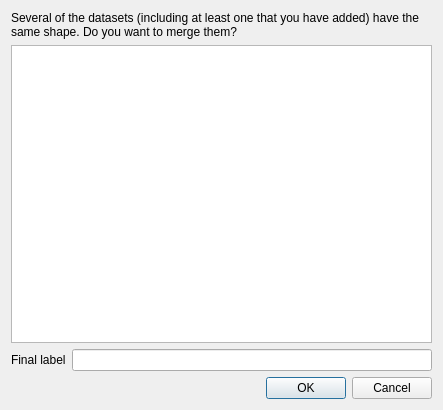
This is glue/app/qt/merge.ui in glue-viz/glue as Qt 5 draws it before an edit. The edited form follows.
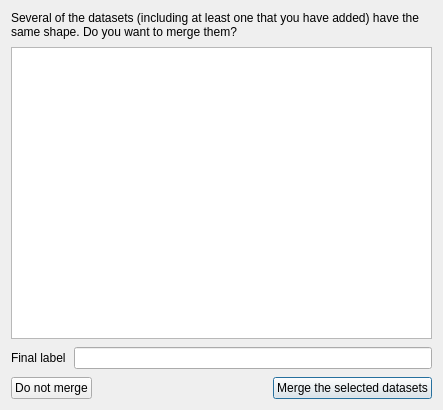
This is the edited form.

Commit message: Clarify buttons in merge UI

Patch:
```diff
--- a/glue/app/qt/merge.ui
+++ b/glue/app/qt/merge.ui
@@ -17,6 +17,9 @@
    <bool>true</bool>
   </property>
   <layout class="QVBoxLayout" name="verticalLayout">
+   <property name="spacing">
+    <number>8</number>
+   </property>
    <item>
     <widget class="QLabel" name="instructions">
      <property name="text">
@@ -48,14 +51,38 @@
     </layout>
    </item>
    <item>
-    <widget class="QDialogButtonBox" name="buttonBox">
-     <property name="orientation">
-      <enum>Qt::Horizontal</enum>
-     </property>
-     <property name="standardButtons">
-      <set>QDialogButtonBox::Cancel|QDialogButtonBox::Ok</set>
-     </property>
-    </widget>
+    <layout class="QHBoxLayout" name="horizontalLayout_2">
+     <item>
+      <widget class="QPushButton" name="button_no">
+       <property name="text">
+        <string>Do not merge</string>
+       </property>
+      </widget>
+     </item>
+     <item>
+      <spacer name="horizontalSpacer">
+       <property name="orientation">
+        <enum>Qt::Horizontal</enum>
+       </property>
+       <property name="sizeHint" stdset="0">
+        <size>
+         <width>40</width>
+         <height>20</height>
+        </size>
+       </property>
+      </spacer>
+     </item>
+     <item>
+      <widget class="QPushButton" name="button_yes">
+       <property name="text">
+        <string>Merge the selected datasets</string>
+       </property>
+       <property name="default">
+        <bool>true</bool>
+       </property>
+      </widget>
+     </item>
+    </layout>
    </item>
   </layout>
  </widget>
```
Left out of the diff: 35 changed lines with no effect on the pictures. The commit also changes 1 other file.
